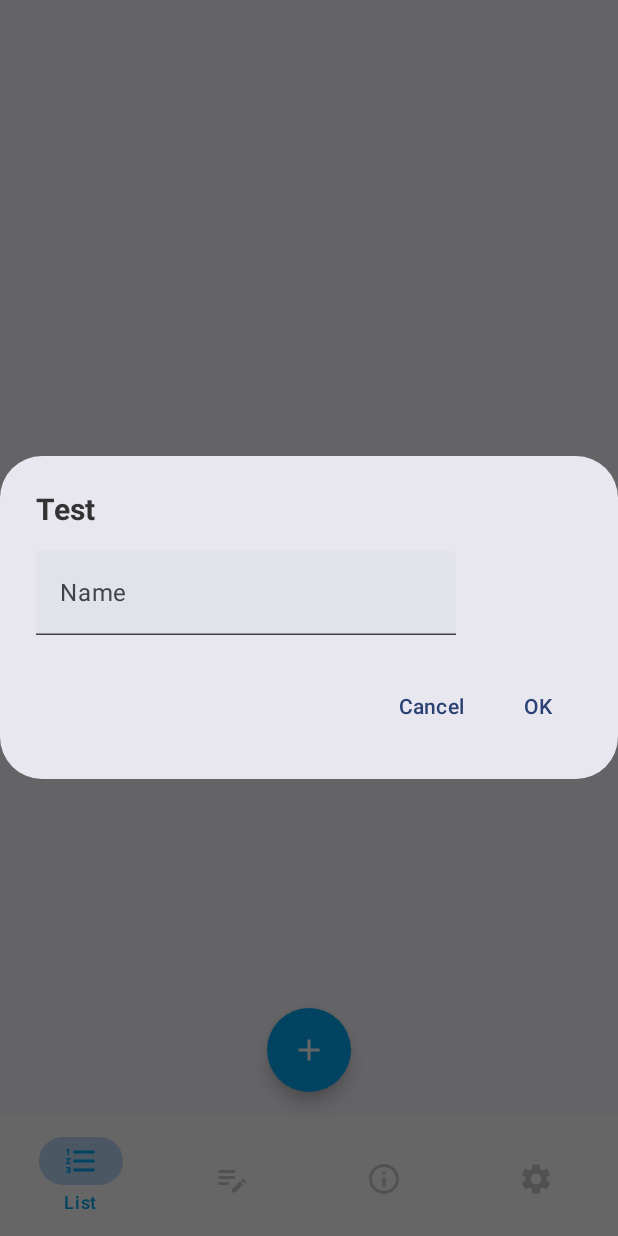
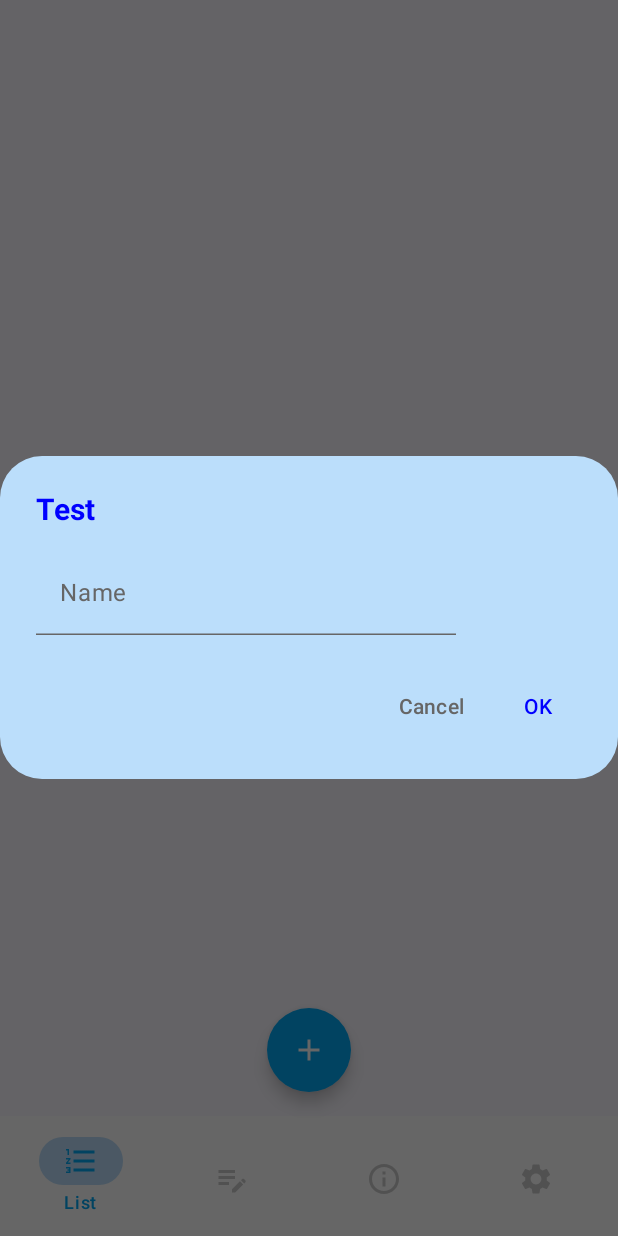
Before and after one commit to YurijM/NecoShoppingList, an Android app built with Jetpack Compose: the screen it shows after launch (MainActivity), on a phone screen of 412 x 824 dp. Run offline under Robolectric (Android 15) with nearby library versions, the phone set to English and light mode, and no system bars; our stand-ins replace Dagger/Hilt's generated code, Room's generated code.

Commit message:
Настройка внешнего виды диалога (MainDialog) (окончание 18 урока)

```diff
--- a/app/src/main/java/com/mu/necoshoppinglist/utils/dialog/MainDialog.kt
+++ b/app/src/main/java/com/mu/necoshoppinglist/utils/dialog/MainDialog.kt
@@ -5,17 +5,21 @@ import androidx.compose.foundation.layout.Spacer
 import androidx.compose.foundation.layout.fillMaxWidth
 import androidx.compose.foundation.layout.height
 import androidx.compose.material3.AlertDialog
+import androidx.compose.material3.ButtonDefaults
 import androidx.compose.material3.ExperimentalMaterial3Api
 import androidx.compose.material3.Text
 import androidx.compose.material3.TextButton
 import androidx.compose.material3.TextField
+import androidx.compose.material3.TextFieldDefaults
 import androidx.compose.runtime.Composable
 import androidx.compose.ui.Modifier
+import androidx.compose.ui.graphics.Color
 import androidx.compose.ui.text.TextStyle
 import androidx.compose.ui.text.font.FontWeight
 import androidx.compose.ui.unit.dp
 import androidx.compose.ui.unit.sp
-import com.mu.necoshoppinglist.ui.theme.DarkText
+import com.mu.necoshoppinglist.ui.theme.BlueLight
+import com.mu.necoshoppinglist.ui.theme.LightText
 
 @OptIn(ExperimentalMaterial3Api::class)
 @Composable
@@ -24,11 +28,15 @@ fun MainDialog(
 ) {
     if (dialogController.openDialog.value) {
         AlertDialog(
+            containerColor = BlueLight,
             onDismissRequest = {
                 dialogController.onDialogEvent(DialogEvent.OnCancel)
             },
             confirmButton = {
                 TextButton(
+                    colors = ButtonDefaults.textButtonColors(
+                        contentColor = Color.Blue
+                    ),
                     onClick = {
                         dialogController.onDialogEvent((DialogEvent.OnOK))
                     }
@@ -40,6 +48,9 @@ fun MainDialog(
             },
             dismissButton = {
                 TextButton(
+                    colors = ButtonDefaults.textButtonColors(
+                        contentColor = LightText
+                    ),
                     onClick = {
                         dialogController.onDialogEvent((DialogEvent.OnCancel))
                     }
@@ -59,7 +70,7 @@ fun MainDialog(
                         style = TextStyle(
                             fontSize = 20.sp,
                             fontWeight = FontWeight.Bold,
-                            color = DarkText
+                            color = Color.Blue
                         )
                     )
                     Spacer(modifier = Modifier.height(16.dp))
@@ -71,10 +82,23 @@ fun MainDialog(
                             },
                             label = {
                                 Text(
-                                    text = "Name"
+                                    text = "Name",
+                                    fontSize = 16.sp
                                 )
                             },
-                            singleLine = true
+                            singleLine = true,
+                            textStyle = TextStyle(
+                                fontSize = 20.sp
+                            ),
+                            colors = TextFieldDefaults.textFieldColors(
+                                containerColor = Color.Transparent,
+                                textColor = LightText,
+                                focusedIndicatorColor = LightText,
+                                cursorColor = LightText,
+                                focusedLabelColor = Color.White,
+                                unfocusedIndicatorColor = LightText,
+                                unfocusedLabelColor = LightText
+                            )
                         )
                     }
                 }
```
